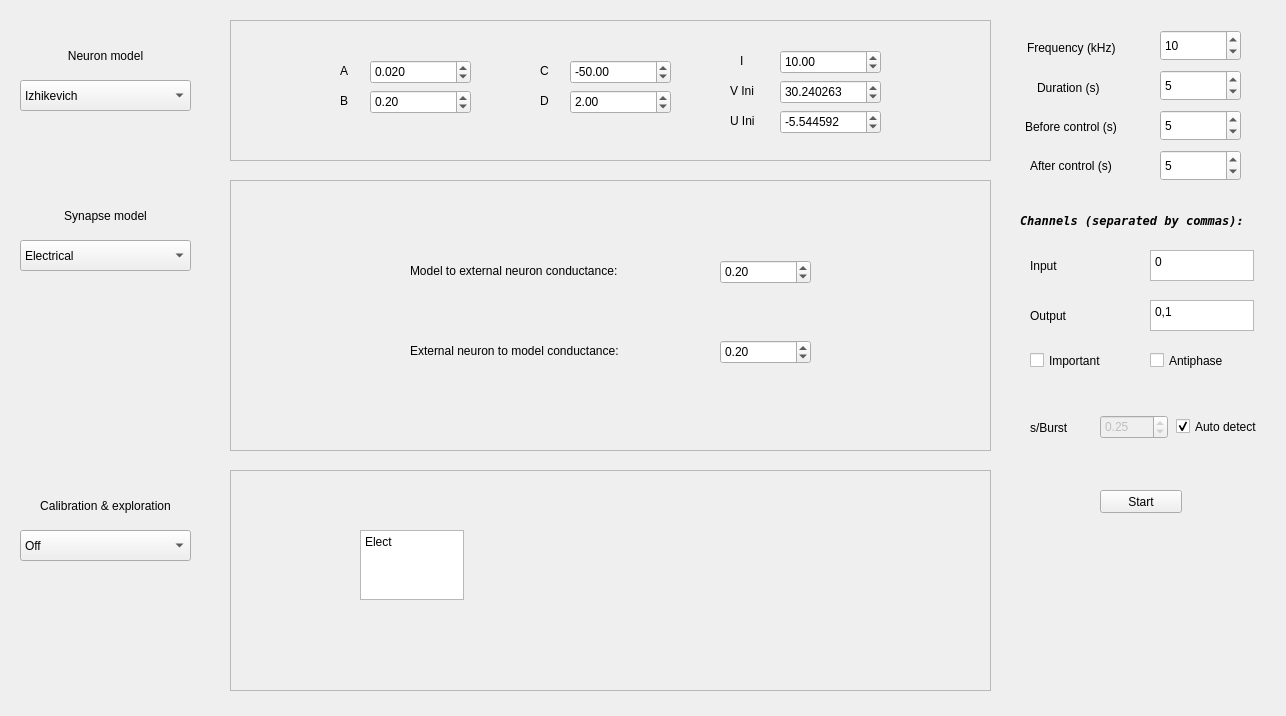
Old version of the form gui/rtbiomanager.ui in the repository GNB-UAM/RTHybrid.
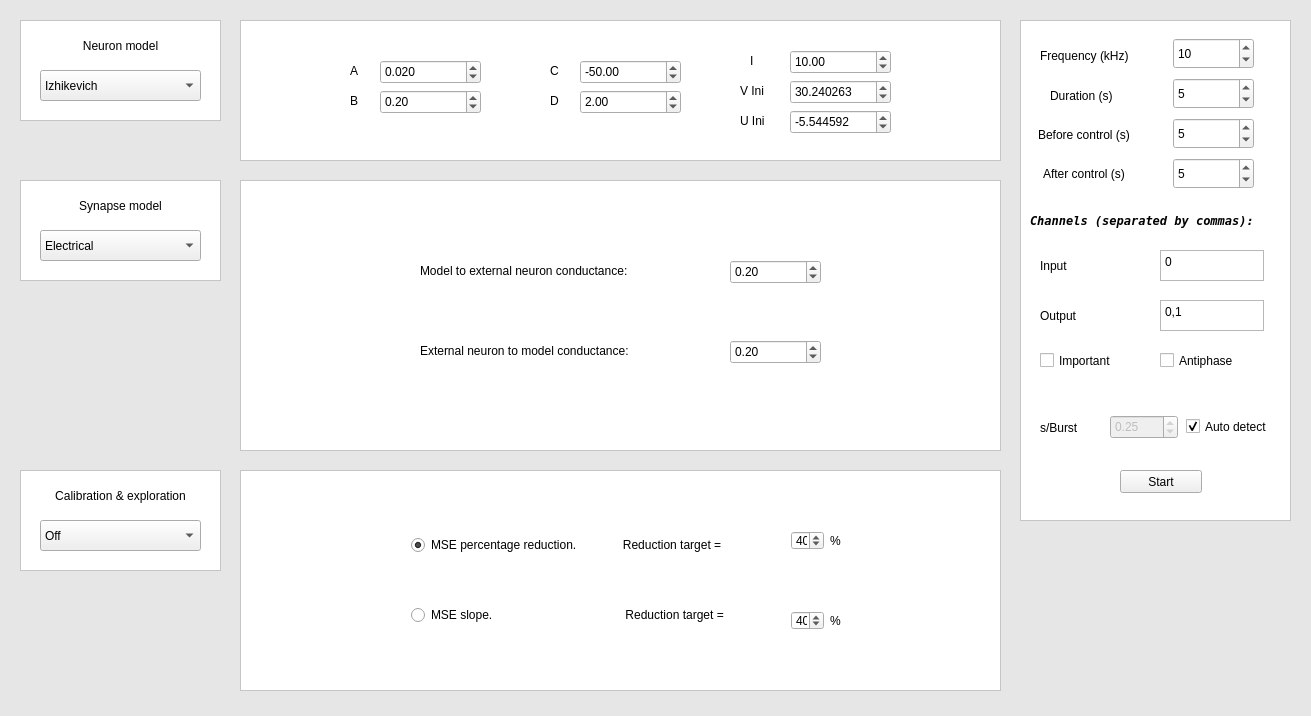
New version of the form. The open tabs and pages were chosen to show the change.

Commit message: New look & preparing autocal

Diff of the .ui file:
```diff
--- a/gui/rtbiomanager.ui
+++ b/gui/rtbiomanager.ui
@@ -6,19 +6,38 @@
    <rect>
     <x>0</x>
     <y>0</y>
-    <width>1286</width>
+    <width>1311</width>
     <height>716</height>
    </rect>
   </property>
   <property name="windowTitle">
    <string>RTBiomanager</string>
   </property>
+  <property name="styleSheet">
+   <string notr="true">#centralWidget{
+	background-color: rgb(230, 230, 230);
+	/* Gradiente azul
+	background-color: qlineargradient(spread:pad, x1:0.5, y1:1, x2:0.5, y2:0, stop:0 rgba(13, 71, 161, 255), stop:1 rgba(95, 134, 194, 255));
+	*/
+}
+#frameAutocal, #frameSynapse, #frameNeuron, #frameAux,  #frameAux2, #frameAux3, #frameAux4{
+	background-color: rgb(255, 255, 255);
+}
+
+
+	
+
+</string>
+  </property>
   <widget class="QWidget" name="centralWidget">
+   <property name="styleSheet">
+    <string notr="true"/>
+   </property>
    <widget class="QPushButton" name="simulate">
     <property name="geometry">
      <rect>
-      <x>1100</x>
-      <y>490</y>
+      <x>1120</x>
+      <y>470</y>
       <width>82</width>
       <height>23</height>
      </rect>
@@ -30,7 +49,7 @@
    <widget class="QFrame" name="frameSynapse">
     <property name="geometry">
      <rect>
-      <x>230</x>
+      <x>240</x>
       <y>180</y>
       <width>761</width>
       <height>271</height>
@@ -377,8 +396,8 @@
    <widget class="QLabel" name="label">
     <property name="geometry">
      <rect>
-      <x>1027</x>
-      <y>32</y>
+      <x>1040</x>
+      <y>40</y>
       <width>111</width>
       <height>31</height>
      </rect>
@@ -390,8 +409,8 @@
    <widget class="QLabel" name="label_2">
     <property name="geometry">
      <rect>
-      <x>1037</x>
-      <y>77</y>
+      <x>1050</x>
+      <y>85</y>
       <width>81</width>
       <height>21</height>
      </rect>
@@ -403,7 +422,7 @@
    <widget class="QCheckBox" name="checkImp">
     <property name="geometry">
      <rect>
-      <x>1030</x>
+      <x>1040</x>
       <y>350</y>
       <width>88</width>
       <height>21</height>
@@ -416,7 +435,7 @@
    <widget class="QCheckBox" name="checkAnti">
     <property name="geometry">
      <rect>
-      <x>1150</x>
+      <x>1160</x>
       <y>350</y>
       <width>88</width>
       <height>21</height>
@@ -429,7 +448,7 @@
    <widget class="QLabel" name="label_3">
     <property name="geometry">
      <rect>
-      <x>1020</x>
+      <x>1030</x>
       <y>210</y>
       <width>261</width>
       <height>20</height>
@@ -450,7 +469,7 @@
    <widget class="QLabel" name="label_4">
     <property name="geometry">
      <rect>
-      <x>1030</x>
+      <x>1040</x>
       <y>250</y>
       <width>61</width>
       <height>31</height>
@@ -463,7 +482,7 @@
    <widget class="QLabel" name="label_5">
     <property name="geometry">
      <rect>
-      <x>1030</x>
+      <x>1040</x>
       <y>300</y>
       <width>61</width>
       <height>31</height>
@@ -476,7 +495,7 @@
    <widget class="QPlainTextEdit" name="textChannelInput">
     <property name="geometry">
      <rect>
-      <x>1150</x>
+      <x>1160</x>
       <y>250</y>
       <width>104</width>
       <height>31</height>
@@ -489,7 +508,7 @@
    <widget class="QPlainTextEdit" name="textChannelOutput">
     <property name="geometry">
      <rect>
-      <x>1150</x>
+      <x>1160</x>
       <y>300</y>
       <width>104</width>
       <height>31</height>
@@ -502,9 +521,9 @@
    <widget class="QLabel" name="label_6">
     <property name="geometry">
      <rect>
-      <x>20</x>
-      <y>40</y>
-      <width>171</width>
+      <x>30</x>
+      <y>30</y>
+      <width>181</width>
       <height>31</height>
      </rect>
     </property>
@@ -518,9 +537,9 @@
    <widget class="QComboBox" name="neuronModelCombo">
     <property name="geometry">
      <rect>
-      <x>20</x>
-      <y>80</y>
-      <width>171</width>
+      <x>40</x>
+      <y>70</y>
+      <width>161</width>
       <height>31</height>
      </rect>
     </property>
@@ -543,9 +562,9 @@
    <widget class="QLabel" name="label_7">
     <property name="geometry">
      <rect>
-      <x>20</x>
-      <y>200</y>
-      <width>171</width>
+      <x>30</x>
+      <y>190</y>
+      <width>181</width>
       <height>31</height>
      </rect>
     </property>
@@ -559,9 +578,9 @@
    <widget class="QComboBox" name="synapseModelCombo">
     <property name="geometry">
      <rect>
-      <x>20</x>
-      <y>240</y>
-      <width>171</width>
+      <x>40</x>
+      <y>230</y>
+      <width>161</width>
       <height>31</height>
      </rect>
     </property>
@@ -579,7 +598,7 @@
    <widget class="QFrame" name="frameNeuron">
     <property name="geometry">
      <rect>
-      <x>230</x>
+      <x>240</x>
       <y>20</y>
       <width>761</width>
       <height>141</height>
@@ -1237,9 +1256,9 @@
    <widget class="QLabel" name="label_43">
     <property name="geometry">
      <rect>
-      <x>20</x>
-      <y>490</y>
-      <width>171</width>
+      <x>30</x>
+      <y>480</y>
+      <width>181</width>
       <height>31</height>
      </rect>
     </property>
@@ -1256,9 +1275,9 @@
    <widget class="QComboBox" name="autocalCombo">
     <property name="geometry">
      <rect>
-      <x>20</x>
-      <y>530</y>
-      <width>171</width>
+      <x>40</x>
+      <y>520</y>
+      <width>161</width>
       <height>31</height>
      </rect>
     </property>
@@ -1281,12 +1300,15 @@
    <widget class="QFrame" name="frameAutocal">
     <property name="geometry">
      <rect>
-      <x>230</x>
+      <x>240</x>
       <y>470</y>
       <width>761</width>
       <height>221</height>
      </rect>
     </property>
+    <property name="styleSheet">
+     <string notr="true"/>
+    </property>
     <property name="frameShape">
      <enum>QFrame::StyledPanel</enum>
     </property>
@@ -1307,19 +1329,104 @@
      </property>
      <widget class="QWidget" name="pageOff"/>
      <widget class="QWidget" name="pageElectricalConductanceMSE">
-      <widget class="QPlainTextEdit" name="plainTextEdit">
+      <widget class="QWidget" name="layoutWidget">
        <property name="geometry">
         <rect>
-         <x>120</x>
-         <y>50</y>
-         <width>104</width>
-         <height>70</height>
+         <x>530</x>
+         <y>120</y>
+         <width>72</width>
+         <height>41</height>
         </rect>
        </property>
-       <property name="plainText">
-        <string>Elect
-</string>
+       <layout class="QHBoxLayout" name="horizontalLayout_2">
+        <item>
+         <widget class="QDoubleSpinBox" name="doubleMSE_slopereduction">
+          <property name="decimals">
+           <number>0</number>
+          </property>
+          <property name="singleStep">
+           <double>1.000000000000000</double>
+          </property>
+          <property name="value">
+           <double>40.000000000000000</double>
+          </property>
+         </widget>
+        </item>
+        <item>
+         <widget class="QLabel" name="label_42">
+          <property name="text">
+           <string>%</string>
+          </property>
+         </widget>
+        </item>
+       </layout>
+      </widget>
+      <widget class="QWidget" name="layoutWidget">
+       <property name="geometry">
+        <rect>
+         <x>150</x>
+         <y>0</y>
+         <width>378</width>
+         <height>201</height>
+        </rect>
        </property>
+       <layout class="QVBoxLayout" name="verticalLayout">
+        <item>
+         <widget class="QRadioButton" name="radioButtonMSE_percentagereduction">
+          <property name="text">
+           <string>MSE percentage reduction.              Reduction target =</string>
+          </property>
+          <property name="checked">
+           <bool>true</bool>
+          </property>
+         </widget>
+        </item>
+        <item>
+         <widget class="QRadioButton" name="radioButtonMSE_slopereduction">
+          <property name="sizePolicy">
+           <sizepolicy hsizetype="Minimum" vsizetype="Fixed">
+            <horstretch>0</horstretch>
+            <verstretch>0</verstretch>
+           </sizepolicy>
+          </property>
+          <property name="text">
+           <string>MSE slope.                                        Reduction target =</string>
+          </property>
+         </widget>
+        </item>
+       </layout>
+      </widget>
+      <widget class="QWidget" name="layoutWidget">
+       <property name="geometry">
+        <rect>
+         <x>530</x>
+         <y>40</y>
+         <width>72</width>
+         <height>41</height>
+        </rect>
+       </property>
+       <layout class="QHBoxLayout" name="horizontalLayout">
+        <item>
+         <widget class="QDoubleSpinBox" name="doubleMSE_percentagereduction">
+          <property name="decimals">
+           <number>0</number>
+          </property>
+          <property name="singleStep">
+           <double>1.000000000000000</double>
+          </property>
+          <property name="value">
+           <double>40.000000000000000</double>
+          </property>
+         </widget>
+        </item>
+        <item>
+         <widget class="QLabel" name="label_41">
+          <property name="text">
+           <string>%</string>
+          </property>
+         </widget>
+        </item>
+       </layout>
       </widget>
      </widget>
      <widget class="QWidget" name="pageGradualMap">
@@ -1519,8 +1626,8 @@
    <widget class="QLabel" name="label_35">
     <property name="geometry">
      <rect>
-      <x>1025</x>
-      <y>111</y>
+      <x>1038</x>
+      <y>119</y>
       <width>121</width>
       <height>31</height>
      </rect>
@@ -1532,8 +1639,8 @@
    <widget class="QLabel" name="label_36">
     <property name="geometry">
      <rect>
-      <x>1030</x>
-      <y>150</y>
+      <x>1043</x>
+      <y>158</y>
       <width>111</width>
       <height>31</height>
      </rect>
@@ -1545,8 +1652,8 @@
    <widget class="QSpinBox" name="intFreq">
     <property name="geometry">
      <rect>
-      <x>1160</x>
-      <y>30</y>
+      <x>1173</x>
+      <y>38</y>
       <width>81</width>
       <height>31</height>
      </rect>
@@ -1561,8 +1668,8 @@
    <widget class="QSpinBox" name="intTime">
     <property name="geometry">
      <rect>
-      <x>1160</x>
-      <y>70</y>
+      <x>1173</x>
+      <y>78</y>
       <width>81</width>
       <height>31</height>
      </rect>
@@ -1577,8 +1684,8 @@
    <widget class="QSpinBox" name="intTimeBefore">
     <property name="geometry">
      <rect>
-      <x>1160</x>
-      <y>110</y>
+      <x>1173</x>
+      <y>118</y>
       <width>81</width>
       <height>31</height>
      </rect>
@@ -1593,8 +1700,8 @@
    <widget class="QSpinBox" name="intTimeAfter">
     <property name="geometry">
      <rect>
-      <x>1160</x>
-      <y>150</y>
+      <x>1173</x>
+      <y>158</y>
       <width>81</width>
       <height>31</height>
      </rect>
@@ -1609,7 +1716,7 @@
    <widget class="QLabel" name="label_37">
     <property name="geometry">
      <rect>
-      <x>1030</x>
+      <x>1040</x>
       <y>420</y>
       <width>61</width>
       <height>15</height>
@@ -1622,7 +1729,7 @@
    <widget class="QCheckBox" name="autoDetect">
     <property name="geometry">
      <rect>
-      <x>1176</x>
+      <x>1186</x>
       <y>416</y>
       <width>101</width>
       <height>21</height>
@@ -1641,7 +1748,7 @@
     </property>
     <property name="geometry">
      <rect>
-      <x>1100</x>
+      <x>1110</x>
       <y>415</y>
       <width>68</width>
       <height>24</height>
@@ -1654,6 +1761,102 @@
      <double>0.250000000000000</double>
     </property>
    </widget>
+   <widget class="QFrame" name="frameAux">
+    <property name="geometry">
+     <rect>
+      <x>20</x>
+      <y>20</y>
+      <width>201</width>
+      <height>101</height>
+     </rect>
+    </property>
+    <property name="frameShape">
+     <enum>QFrame::StyledPanel</enum>
+    </property>
+    <property name="frameShadow">
+     <enum>QFrame::Raised</enum>
+    </property>
+   </widget>
+   <widget class="QFrame" name="frameAux2">
+    <property name="geometry">
+     <rect>
+      <x>20</x>
+      <y>180</y>
+      <width>201</width>
+      <height>101</height>
+     </rect>
+    </property>
+    <property name="frameShape">
+     <enum>QFrame::StyledPanel</enum>
+    </property>
+    <property name="frameShadow">
+     <enum>QFrame::Raised</enum>
+    </property>
+   </widget>
+   <widget class="QFrame" name="frameAux3">
+    <property name="geometry">
+     <rect>
+      <x>20</x>
+      <y>470</y>
+      <width>201</width>
+      <height>101</height>
+     </rect>
+    </property>
+    <property name="frameShape">
+     <enum>QFrame::StyledPanel</enum>
+    </property>
+    <property name="frameShadow">
+     <enum>QFrame::Raised</enum>
+    </property>
+   </widget>
+   <widget class="QFrame" name="frameAux4">
+    <property name="geometry">
+     <rect>
+      <x>1020</x>
+      <y>20</y>
+      <width>271</width>
+      <height>501</height>
+     </rect>
+    </property>
+    <property name="frameShape">
+     <enum>QFrame::StyledPanel</enum>
+    </property>
+    <property name="frameShadow">
+     <enum>QFrame::Raised</enum>
+    </property>
+   </widget>
+   <zorder>frameAux4</zorder>
+   <zorder>frameAux</zorder>
+   <zorder>frameAux2</zorder>
+   <zorder>frameAux3</zorder>
+   <zorder>simulate</zorder>
+   <zorder>frameSynapse</zorder>
+   <zorder>label</zorder>
+   <zorder>label_2</zorder>
+   <zorder>checkImp</zorder>
+   <zorder>checkAnti</zorder>
+   <zorder>label_3</zorder>
+   <zorder>label_4</zorder>
+   <zorder>label_5</zorder>
+   <zorder>textChannelInput</zorder>
+   <zorder>textChannelOutput</zorder>
+   <zorder>label_6</zorder>
+   <zorder>neuronModelCombo</zorder>
+   <zorder>label_7</zorder>
+   <zorder>synapseModelCombo</zorder>
+   <zorder>frameNeuron</zorder>
+   <zorder>label_43</zorder>
+   <zorder>autocalCombo</zorder>
+   <zorder>frameAutocal</zorder>
+   <zorder>label_35</zorder>
+   <zorder>label_36</zorder>
+   <zorder>intFreq</zorder>
+   <zorder>intTime</zorder>
+   <zorder>intTimeBefore</zorder>
+   <zorder>intTimeAfter</zorder>
+   <zorder>label_37</zorder>
+   <zorder>autoDetect</zorder>
+   <zorder>doubleSecPerBurst</zorder>
   </widget>
  </widget>
  <layoutdefault spacing="6" margin="11"/>
```
Left out of the diff: 41 changed lines with no effect on the pictures. The commit also changes 13 other files.
